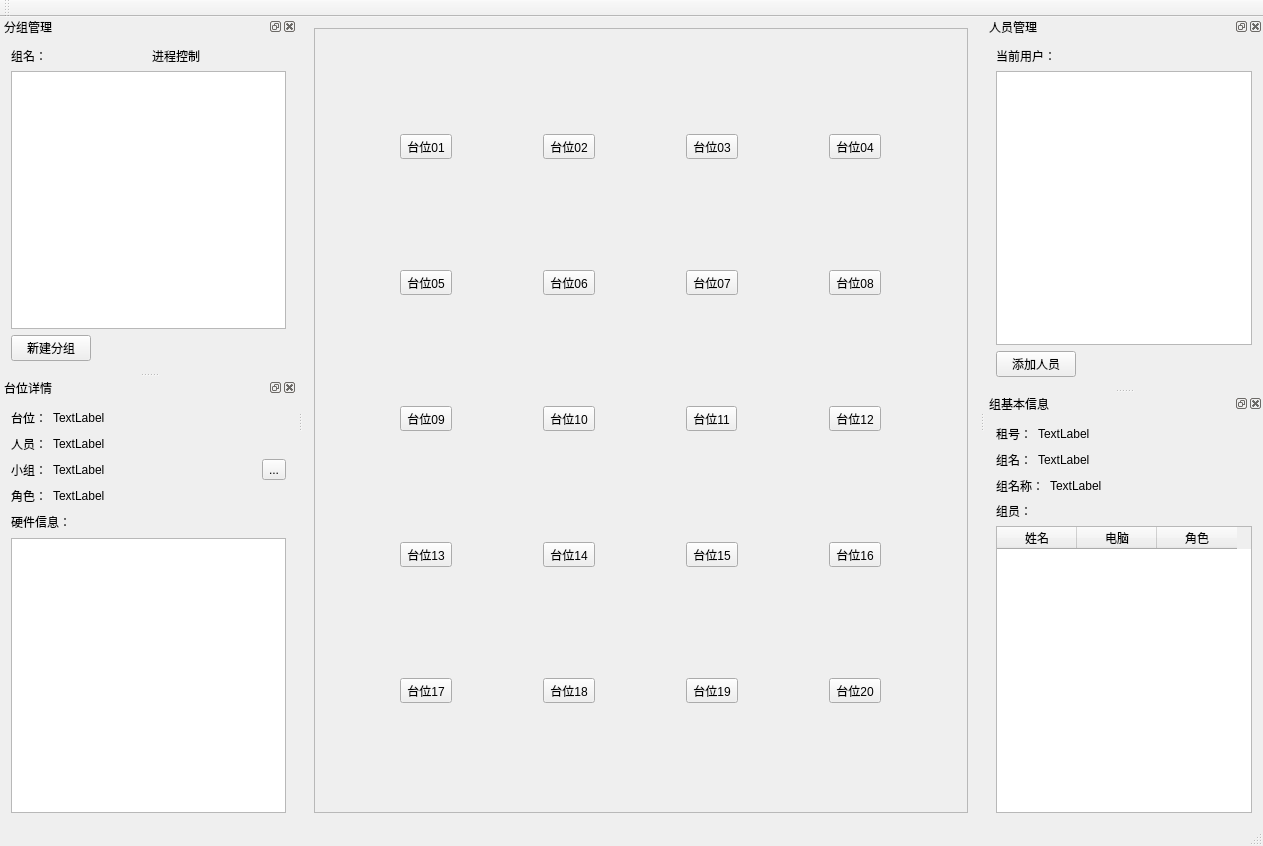
backto25/Stone, file mainwindow.ui: the form before one commit.
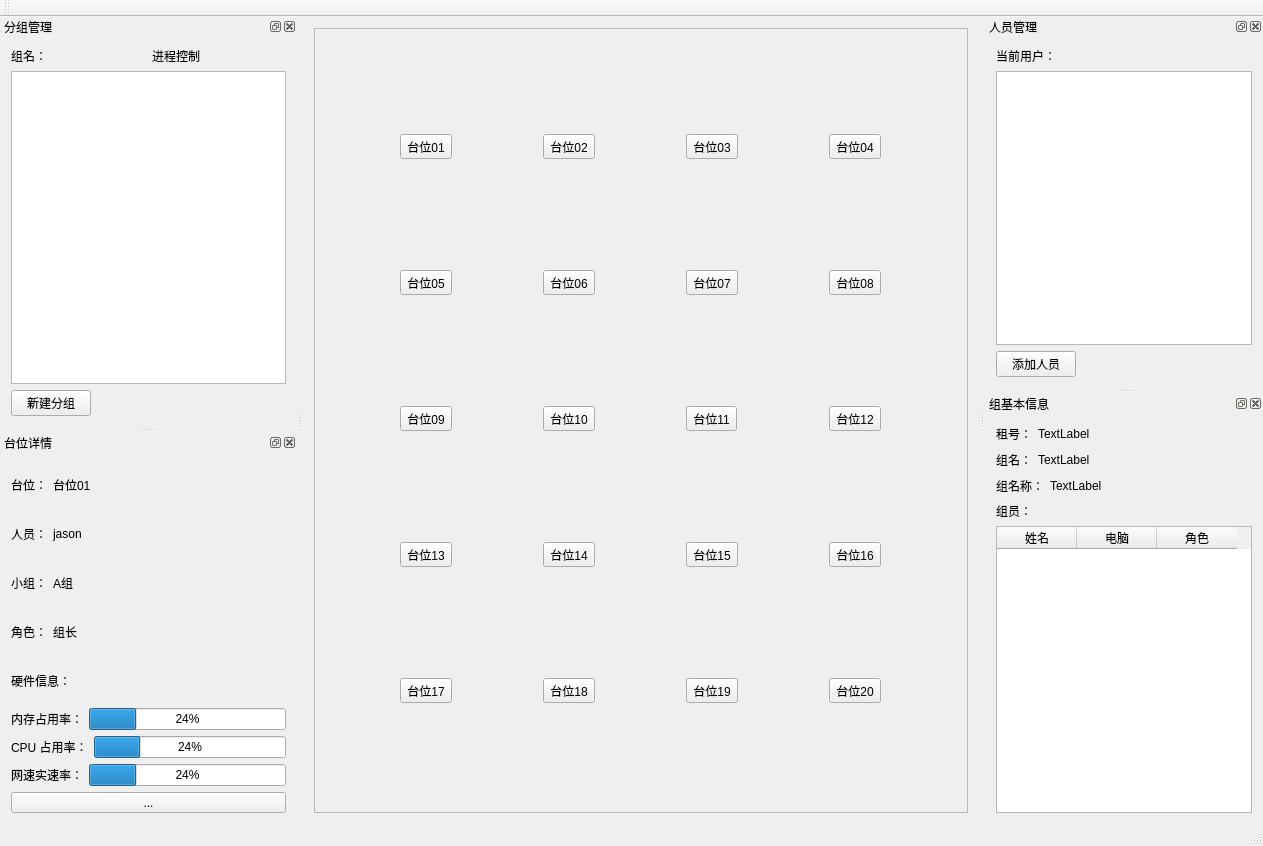
The form after the commit. Icons and pictures are not drawn.

Commit message: udp finish

Patch:
```diff
--- a/mainwindow.ui
+++ b/mainwindow.ui
@@ -747,7 +747,7 @@
        <item>
         <widget class="QLabel" name="label_18">
          <property name="text">
-          <string>TextLabel</string>
+          <string>台位01</string>
          </property>
         </widget>
        </item>
@@ -766,23 +766,6 @@
        </item>
       </layout>
      </item>
-     <item row="0" column="1" rowspan="5">
-      <widget class="QToolButton" name="toolButton">
-       <property name="text">
-        <string>...</string>
-       </property>
-       <property name="icon">
-        <iconset resource="resource/resource.qrc">
-         <normaloff>:/shutdown03.jpg</normaloff>:/shutdown03.jpg</iconset>
-       </property>
-       <property name="iconSize">
-        <size>
-         <width>130</width>
-         <height>130</height>
-        </size>
-       </property>
-      </widget>
-     </item>
      <item row="1" column="0">
       <layout class="QHBoxLayout" name="horizontalLayout_6">
        <item>
@@ -795,7 +778,7 @@
        <item>
         <widget class="QLabel" name="label_12">
          <property name="text">
-          <string>TextLabel</string>
+          <string>jason</string>
          </property>
         </widget>
        </item>
@@ -826,7 +809,7 @@
        <item>
         <widget class="QLabel" name="label_14">
          <property name="text">
-          <string>TextLabel</string>
+          <string>A组</string>
          </property>
         </widget>
        </item>
@@ -857,7 +840,7 @@
        <item>
         <widget class="QLabel" name="label_16">
          <property name="text">
-          <string>TextLabel</string>
+          <string>组长</string>
          </property>
         </widget>
        </item>
@@ -900,8 +883,82 @@
        </item>
       </layout>
      </item>
-     <item row="5" column="0" colspan="2">
-      <widget class="QListWidget" name="listWidget"/>
+     <item row="5" column="0">
+      <layout class="QHBoxLayout" name="horizontalLayout_11">
+       <item>
+        <widget class="QLabel" name="label_20">
+         <property name="text">
+          <string>内存占用率：</string>
+         </property>
+        </widget>
+       </item>
+       <item>
+        <widget class="QProgressBar" name="progressBar_mem">
+         <property name="value">
+          <number>24</number>
+         </property>
+        </widget>
+       </item>
+      </layout>
+     </item>
+     <item row="6" column="0">
+      <layout class="QHBoxLayout" name="horizontalLayout_12">
+       <item>
+        <widget class="QLabel" name="label_21">
+         <property name="text">
+          <string>CPU 占用率：</string>
+         </property>
+        </widget>
+       </item>
+       <item>
+        <widget class="QProgressBar" name="progressBar_cpu">
+         <property name="value">
+          <number>24</number>
+         </property>
+        </widget>
+       </item>
+      </layout>
+     </item>
+     <item row="7" column="0">
+      <layout class="QHBoxLayout" name="horizontalLayout_13">
+       <item>
+        <widget class="QLabel" name="label_22">
+         <property name="text">
+          <string>网速实速率：</string>
+         </property>
+        </widget>
+       </item>
+       <item>
+        <widget class="QProgressBar" name="progressBar_netspeed">
+         <property name="value">
+          <number>24</number>
+         </property>
+        </widget>
+       </item>
+      </layout>
+     </item>
+     <item row="8" column="0">
+      <widget class="QToolButton" name="toolButton">
+       <property name="sizePolicy">
+        <sizepolicy hsizetype="Expanding" vsizetype="Fixed">
+         <horstretch>0</horstretch>
+         <verstretch>0</verstretch>
+        </sizepolicy>
+       </property>
+       <property name="text">
+        <string>...</string>
+       </property>
+       <property name="icon">
+        <iconset resource="resource/resource.qrc">
+         <normaloff>:/shutdown03.jpg</normaloff>:/shutdown03.jpg</iconset>
+       </property>
+       <property name="iconSize">
+        <size>
+         <width>50</width>
+         <height>50</height>
+        </size>
+       </property>
+      </widget>
      </item>
     </layout>
    </widget>
```
The commit also changes 2 other files.
